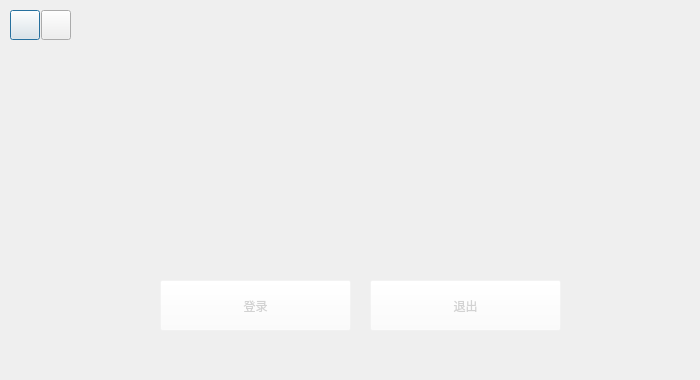
chenlijia0502/CATL_GlueCheck, file mainstation/UI/ui_loginInterface.ui: the form before one commit.
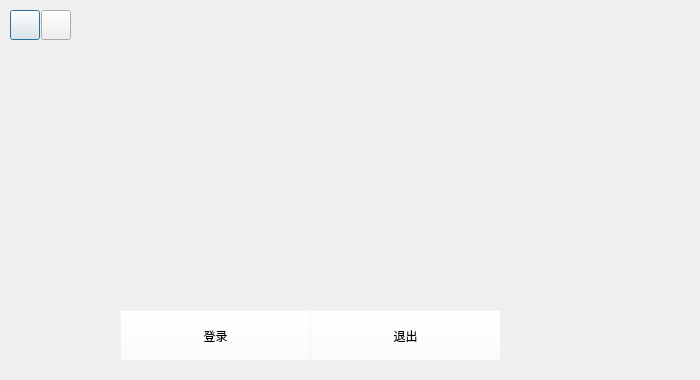
The form after the commit. Icons and pictures are not drawn.

```diff
--- a/mainstation/UI/ui_loginInterface.ui
+++ b/mainstation/UI/ui_loginInterface.ui
@@ -97,8 +97,8 @@
   <widget class="QPushButton" name="pushButton_login">
    <property name="geometry">
     <rect>
-     <x>160</x>
-     <y>280</y>
+     <x>120</x>
+     <y>310</y>
      <width>191</width>
      <height>51</height>
     </rect>
@@ -108,7 +108,7 @@
 { 
 background-color: rgba(255, 255, 255,5%);
 font: 14pt &quot;Arial&quot;;
-color:rgb(210, 210, 210); 
+color:rgb(0, 0, 0); 
 }  
 QPushButton:hover#pushButton_login
 { 
@@ -124,8 +124,8 @@
   <widget class="QPushButton" name="pushButton_quit">
    <property name="geometry">
     <rect>
-     <x>370</x>
-     <y>280</y>
+     <x>310</x>
+     <y>310</y>
      <width>191</width>
      <height>51</height>
     </rect>
@@ -135,7 +135,7 @@
 { 
 background-color: rgba(255, 255, 255,5%);
 font: 14pt &quot;Arial&quot;;
-color: rgb(210, 210, 210); 
+color: rgb(0, 0, 0); 
 }  
 QPushButton:hover#pushButton_quit
 { 
```
Left out of the diff: 2 changed lines with no effect on the pictures.
